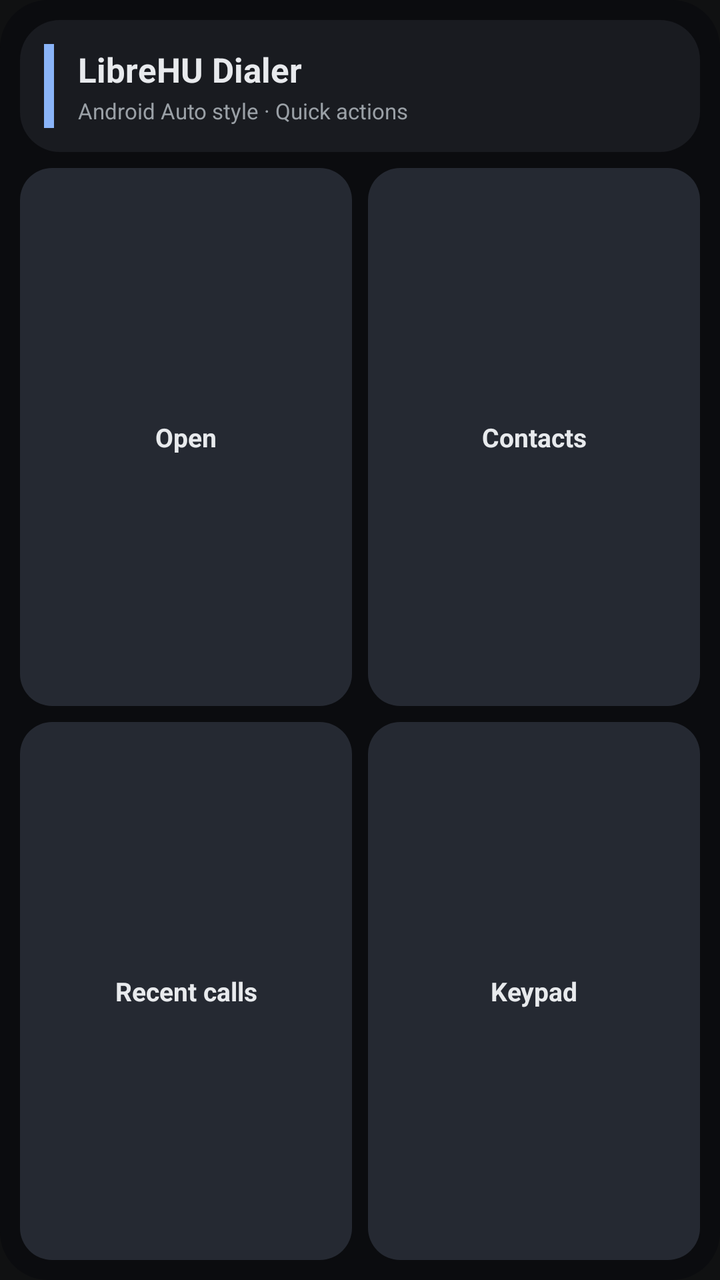
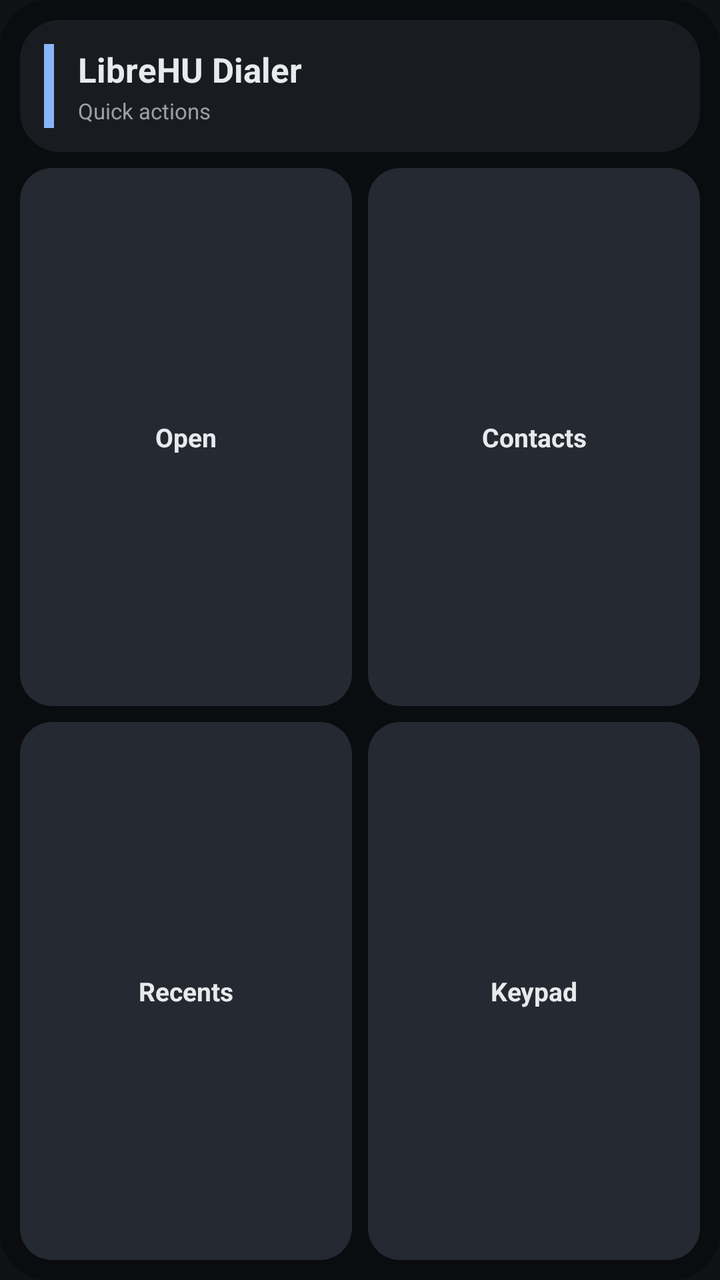

The first picture is an Android layout as it rendered before a commit; the second is the same layout after the commit. The layout source and the unified diff follow.
<!-- AndroidManifest.xml: application theme Theme.LibreHU.Dialer -->
<!-- res/layout/widget_dialer_shortcuts.xml -->
<?xml version="1.0" encoding="utf-8"?>
<LinearLayout xmlns:android="http://schemas.android.com/apk/res/android"
    android:id="@+id/widget_shortcuts_root"
    android:layout_width="match_parent" android:layout_height="match_parent"
    android:orientation="vertical" android:padding="10dp"
    android:background="@drawable/widget_bg_dark">

    <LinearLayout
        android:id="@+id/widget_shortcuts_card"
        android:layout_width="match_parent" android:layout_height="wrap_content"
        android:orientation="horizontal" android:gravity="center_vertical"
        android:padding="12dp" android:background="@drawable/widget_card_dark">

        <View android:id="@+id/widget_accent_bar"
            android:layout_width="5dp" android:layout_height="42dp"
            android:layout_marginEnd="12dp" android:background="#8AB4F8" />

        <LinearLayout android:layout_width="0dp" android:layout_height="wrap_content"
            android:layout_weight="1" android:orientation="vertical">
            <TextView android:id="@+id/widget_title"
                android:layout_width="match_parent" android:layout_height="wrap_content"
                android:text="LibreHU Dialer" android:textColor="#E8EAED"
                android:textSize="17sp" android:textStyle="bold" />
            <TextView android:id="@+id/widget_subtitle"
                android:layout_width="match_parent" android:layout_height="wrap_content"
                android:text="Android Auto style · Quick actions"
                android:textColor="#9AA0A6" android:textSize="11sp"
                android:layout_marginTop="2dp" />
        </LinearLayout>
    </LinearLayout>

    <Space android:layout_width="match_parent" android:layout_height="8dp" />

    <LinearLayout android:layout_width="match_parent" android:layout_height="0dp"
        android:layout_weight="1" android:orientation="horizontal">
        <TextView android:id="@+id/widget_open_dialer"
            android:layout_width="0dp" android:layout_height="match_parent" android:layout_weight="1"
            android:gravity="center" android:text="Open" android:textSize="13sp"
            android:textStyle="bold" android:textColor="#E8EAED"
            android:padding="10dp" android:layout_marginEnd="4dp"
            android:background="@drawable/widget_chip_dark" />
        <TextView android:id="@+id/widget_contacts"
            android:layout_width="0dp" android:layout_height="match_parent" android:layout_weight="1"
            android:gravity="center" android:text="Contacts" android:textSize="13sp"
            android:textStyle="bold" android:textColor="#E8EAED"
            android:padding="10dp" android:layout_marginStart="4dp"
            android:background="@drawable/widget_chip_dark" />
    </LinearLayout>

    <Space android:layout_width="match_parent" android:layout_height="8dp" />

    <LinearLayout android:layout_width="match_parent" android:layout_height="0dp"
        android:layout_weight="1" android:orientation="horizontal">
        <TextView android:id="@+id/widget_recents"
            android:layout_width="0dp" android:layout_height="match_parent" android:layout_weight="1"
            android:gravity="center" android:text="Recent calls" android:textSize="13sp"
            android:textStyle="bold" android:textColor="#E8EAED"
            android:padding="10dp" android:layout_marginEnd="4dp"
            android:background="@drawable/widget_chip_dark" />
        <TextView android:id="@+id/widget_keypad"
            android:layout_width="0dp" android:layout_height="match_parent" android:layout_weight="1"
            android:gravity="center" android:text="Keypad" android:textSize="13sp"
            android:textStyle="bold" android:textColor="#E8EAED"
            android:padding="10dp" android:layout_marginStart="4dp"
            android:background="@drawable/widget_chip_dark" />
    </LinearLayout>
</LinearLayout>
<!-- resources referenced by this layout -->
<resources>
  <!-- drawable widget_bg_dark (drawable) -->
  <?xml version="1.0" encoding="utf-8"?>
  <shape xmlns:android="http://schemas.android.com/apk/res/android" android:shape="rectangle">
      <solid android:color="#0B0C0F"/>
      <corners android:radius="24dp"/>
  </shape>
  <!-- drawable widget_card_dark (drawable) -->
  <?xml version="1.0" encoding="utf-8"?>
  <shape xmlns:android="http://schemas.android.com/apk/res/android" android:shape="rectangle">
      <solid android:color="#191B20"/>
      <corners android:radius="20dp"/>
  </shape>
  <!-- drawable widget_chip_dark (drawable) -->
  <?xml version="1.0" encoding="utf-8"?>
  <shape xmlns:android="http://schemas.android.com/apk/res/android" android:shape="rectangle">
      <solid android:color="#252932"/>
      <corners android:radius="16dp"/>
  </shape>
  <style name="Theme.LibreHU.Dialer" parent="android:Theme.Material.NoActionBar">
          <item name="android:windowBackground">#101112</item>
          <item name="android:statusBarColor">#101112</item>
          <item name="android:navigationBarColor">#101112</item>
          <item name="android:windowLightStatusBar">false</item>
      </style>
</resources>

<!-- the commit's change to res/layout/widget_dialer_shortcuts.xml (unified diff, before → after) -->
@@ -19,11 +19,11 @@
             android:layout_weight="1" android:orientation="vertical">
             <TextView android:id="@+id/widget_title"
                 android:layout_width="match_parent" android:layout_height="wrap_content"
-                android:text="LibreHU Dialer" android:textColor="#E8EAED"
+                android:text="@string/app_name" android:textColor="#E8EAED"
                 android:textSize="17sp" android:textStyle="bold" />
             <TextView android:id="@+id/widget_subtitle"
                 android:layout_width="match_parent" android:layout_height="wrap_content"
-                android:text="Android Auto style · Quick actions"
+                android:text="@string/widget_quick_actions"
                 android:textColor="#9AA0A6" android:textSize="11sp"
                 android:layout_marginTop="2dp" />
         </LinearLayout>
@@ -35,13 +35,13 @@
         android:layout_weight="1" android:orientation="horizontal">
         <TextView android:id="@+id/widget_open_dialer"
             android:layout_width="0dp" android:layout_height="match_parent" android:layout_weight="1"
-            android:gravity="center" android:text="Open" android:textSize="13sp"
+            android:gravity="center" android:text="@string/widget_open" android:textSize="13sp"
             android:textStyle="bold" android:textColor="#E8EAED"
             android:padding="10dp" android:layout_marginEnd="4dp"
             android:background="@drawable/widget_chip_dark" />
         <TextView android:id="@+id/widget_contacts"
             android:layout_width="0dp" android:layout_height="match_parent" android:layout_weight="1"
-            android:gravity="center" android:text="Contacts" android:textSize="13sp"
+            android:gravity="center" android:text="@string/tab_contacts" android:textSize="13sp"
             android:textStyle="bold" android:textColor="#E8EAED"
             android:padding="10dp" android:layout_marginStart="4dp"
             android:background="@drawable/widget_chip_dark" />
@@ -53,13 +53,13 @@
         android:layout_weight="1" android:orientation="horizontal">
         <TextView android:id="@+id/widget_recents"
             android:layout_width="0dp" android:layout_height="match_parent" android:layout_weight="1"
-            android:gravity="center" android:text="Recent calls" android:textSize="13sp"
+            android:gravity="center" android:text="@string/tab_recents" android:textSize="13sp"
             android:textStyle="bold" android:textColor="#E8EAED"
             android:padding="10dp" android:layout_marginEnd="4dp"
             android:background="@drawable/widget_chip_dark" />
         <TextView android:id="@+id/widget_keypad"
             android:layout_width="0dp" android:layout_height="match_parent" android:layout_weight="1"
-            android:gravity="center" android:text="Keypad" android:textSize="13sp"
+            android:gravity="center" android:text="@string/tab_keypad" android:textSize="13sp"
             android:textStyle="bold" android:textColor="#E8EAED"
             android:padding="10dp" android:layout_marginStart="4dp"
             android:background="@drawable/widget_chip_dark" />
<!-- resource entries referenced after the edit -->
@@ -18,6 +18,12 @@
       <solid android:color="#252932"/>
       <corners android:radius="16dp"/>
   </shape>
+  <string name="app_name">LibreHU Dialer</string>
+  <string name="tab_contacts">Contacts</string>
+  <string name="tab_keypad">Keypad</string>
+  <string name="tab_recents">Recents</string>
+  <string name="widget_open">Open</string>
+  <string name="widget_quick_actions">Quick actions</string>
   <style name="Theme.LibreHU.Dialer" parent="android:Theme.Material.NoActionBar">
           <item name="android:windowBackground">#101112</item>
           <item name="android:statusBarColor">#101112</item>
